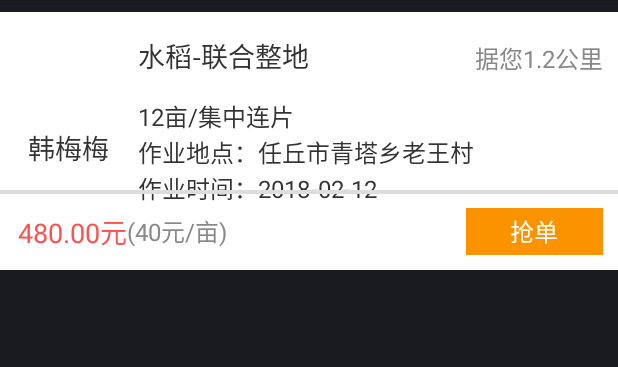
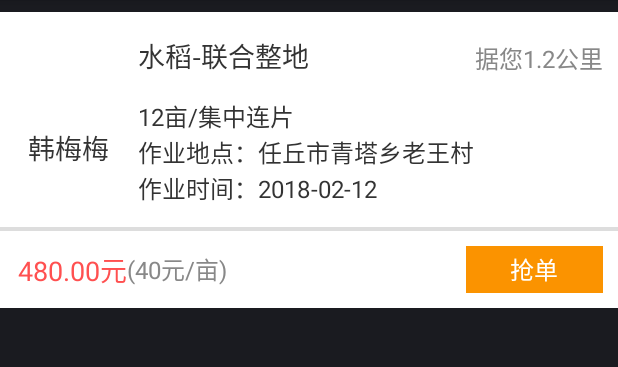
Before and after one commit to zz164344820/RZN, an Android app: the layout driver_item_driverlists.xml on its own in the app's theme, with its tools: preview values and no code run, on a phone screen of 412 x 824 dp, the part 84-451 px from its top. Run offline under Robolectric (Android 15) with nearby library versions, the phone set to English and light mode, and no system bars.

Commit message:
机手抢单界面搭建

```diff
--- a/module_driver/src/main/java/com/rzn/module_driver/ui/driverlist/DriverListAdapter.java
+++ b/module_driver/src/main/java/com/rzn/module_driver/ui/driverlist/DriverListAdapter.java
@@ -17,7 +17,7 @@ import java.util.List;
 public class DriverListAdapter extends BaseQuickAdapter<String,BaseViewHolder> {
 
     public DriverListAdapter(@LayoutRes int layoutResId, @Nullable List<String> data) {
-        super(R.layout.driver_item_driverlist, data);
+        super(layoutResId, data);
     }
 
     @Override
--- a/module_driver/src/main/java/com/rzn/module_driver/ui/driverlist/DriverListPresenter.java
+++ b/module_driver/src/main/java/com/rzn/module_driver/ui/driverlist/DriverListPresenter.java
@@ -9,4 +9,8 @@ import com.rzn.commonbaselib.mvp.BasePresenterImpl;
 
 public class DriverListPresenter extends BasePresenterImpl<DriverListContract.View> implements DriverListContract.Presenter{
 
+    @Override
+    public void getList(String userId, String farmerId) {
+
+    }
 }
--- a/module_driver/src/main/res/layout/driver_item_driverlists.xml
+++ b/module_driver/src/main/res/layout/driver_item_driverlists.xml
@@ -1,11 +1,13 @@
-<?xml version="1.0" encoding="utf-8"?>
-<RelativeLayout xmlns:android="http://schemas.android.com/apk/res/android"
-                android:layout_width="match_parent"
-                android:layout_height="172dp"
-                android:layout_marginTop="8dp"
-                android:background="#ffffff">
+<?xml  version="1.0"  encoding="utf-8"?>
+<LinearLayout  xmlns:android="http://schemas.android.com/apk/res/android"
+    android:layout_width="match_parent"
+    android:layout_height="wrap_content"
+    android:layout_marginTop="8dp"
+    android:background="#ffffff"
+    android:orientation="vertical">
     <!--顶部布局-->
     <LinearLayout
+        android:id="@+id/ll_top"
         android:layout_width="match_parent"
         android:layout_height="wrap_content"
         android:orientation="horizontal">
@@ -94,6 +96,7 @@
                 android:id="@+id/tv_time"
                 android:layout_width="wrap_content"
                 android:layout_height="wrap_content"
+                android:layout_marginBottom="14dp"
                 android:text="作业时间：2018-02-12"
                 android:textColor="#333333"
                 android:textSize="16dp"
@@ -105,14 +108,13 @@
     <View
         android:layout_width="match_parent"
         android:layout_height="2.5dp"
-        android:layout_marginTop="118.5dp"
+        android:layout_alignBottom="@+id/ll_top"
         android:background="#DDDDDD"
         />
     <!--底部布局-->
     <RelativeLayout
         android:layout_width="wrap_content"
         android:layout_height="51dp"
-        android:layout_alignParentBottom="true"
         >
 
         <TextView
@@ -151,4 +153,4 @@
             android:textSize="16dp"
             />
     </RelativeLayout>
-</RelativeLayout>
+</LinearLayout>
```
Also changed, not shown: module_driver/src/main/java/com/rzn/module_driver/ui/driverlist/DriverListContract.java (+9 -3 lines), module_driver/src/main/java/com/rzn/module_driver/ui/driverlist/DriverListFragment.java (+46 -1 lines), module_driver/src/main/res/layout/driver_fragment_driverlist.xml (+47 -29 lines).
